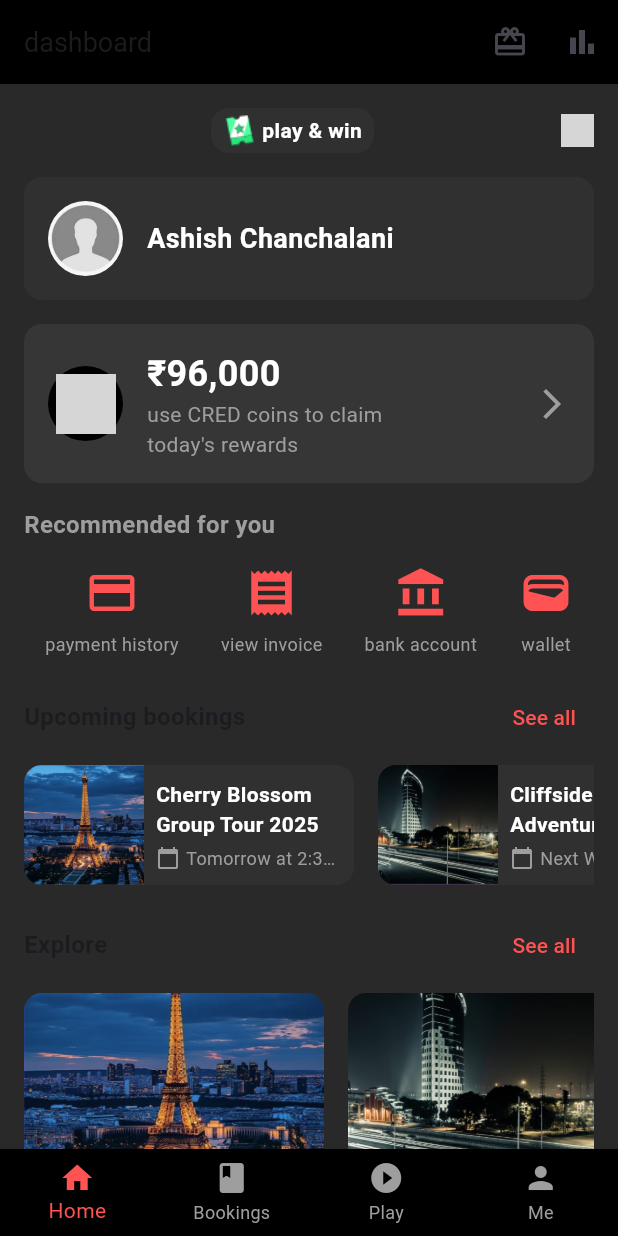
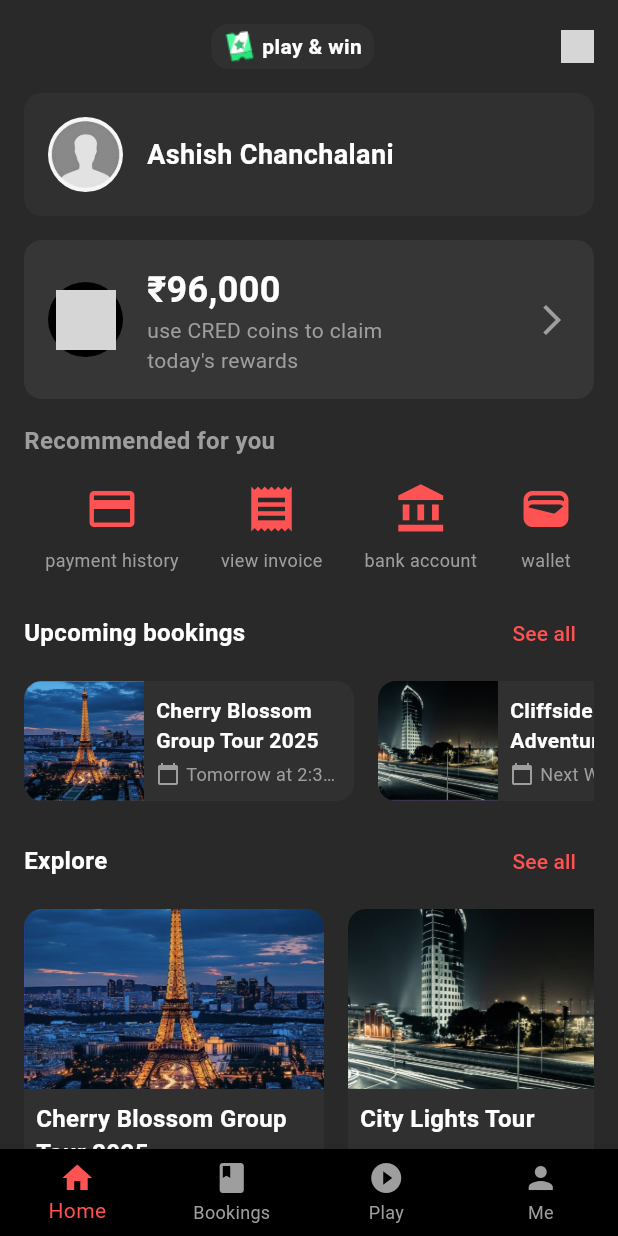
Before and after one commit to KrtiinSharma/nido_app, a Flutter app: the screen it shows after launch, on a phone screen of 412 x 824 dp. Run offline on Flutter 3.47's test engine with Material 3 defaults, Android fonts, the phone set to English and light mode, and no system bars; network calls fail; grey boxes are pictures that could not be loaded.

Commit message:
fixed the alignment of banner section

```diff
--- a/lib/main.dart
+++ b/lib/main.dart
@@ -28,20 +28,6 @@
   @override
   Widget build(BuildContext context) {
     return Scaffold(
-      appBar: AppBar(
-        backgroundColor: Colors.black,
-        title: const Text('dashboard', style: TextStyle(fontSize: 18)),
-        actions: [
-          IconButton(
-            icon: const Icon(Icons.card_giftcard),
-            onPressed: () {},
-          ),
-          IconButton(
-            icon: const Icon(Icons.bar_chart),
-            onPressed: () {},
-          ),
-        ],
-      ),
       body: SingleChildScrollView(
         padding: const EdgeInsets.all(16.0),
         child: Column(
@@ -180,15 +166,8 @@
                 borderRadius: BorderRadius.circular(12),
               ),
               child: Row(
+                mainAxisAlignment: MainAxisAlignment.spaceBetween,
                 children: [
-                  // Redeem Image
-                  Image.asset(
-                    'lib/images/redeem.png', // Path to your image
-                    height: 60, // Adjust as needed
-                    width: 60, // Adjust as needed
-                  ),
-                  const SizedBox(width: 16), // Spacing between image and text
-
                   // Text and Button
                   Expanded(
                     child: Column(
@@ -221,11 +200,20 @@
                             style: TextStyle(
                               fontSize: 16,
                               fontWeight: FontWeight.bold,
+                              color: Colors.white,
                             ),
                           ),
                         ),
                       ],
                     ),
+                  ),
+                  const SizedBox(width: 16), // Spacing between text and image
+
+                  // Redeem Image
+                  Image.asset(
+                    'lib/images/redeem.png', // Path to your image
+                    height: 60, // Adjust as needed
+                    width: 60, // Adjust as needed
                   ),
                 ],
               ),
@@ -274,11 +262,20 @@
     return Row(
       mainAxisAlignment: MainAxisAlignment.spaceBetween,
       children: [
-        Text(title,
-            style: const TextStyle(fontSize: 16, fontWeight: FontWeight.bold)),
+        Text(
+          title,
+          style: const TextStyle(
+            fontSize: 16,
+            fontWeight: FontWeight.bold,
+            color: Colors.white,
+          ),
+        ),
         TextButton(
           onPressed: () {},
-          child: Text(action, style: const TextStyle(color: Colors.redAccent)),
+          child: Text(
+            action,
+            style: const TextStyle(color: Colors.redAccent),
+          ),
         ),
       ],
     );
```
